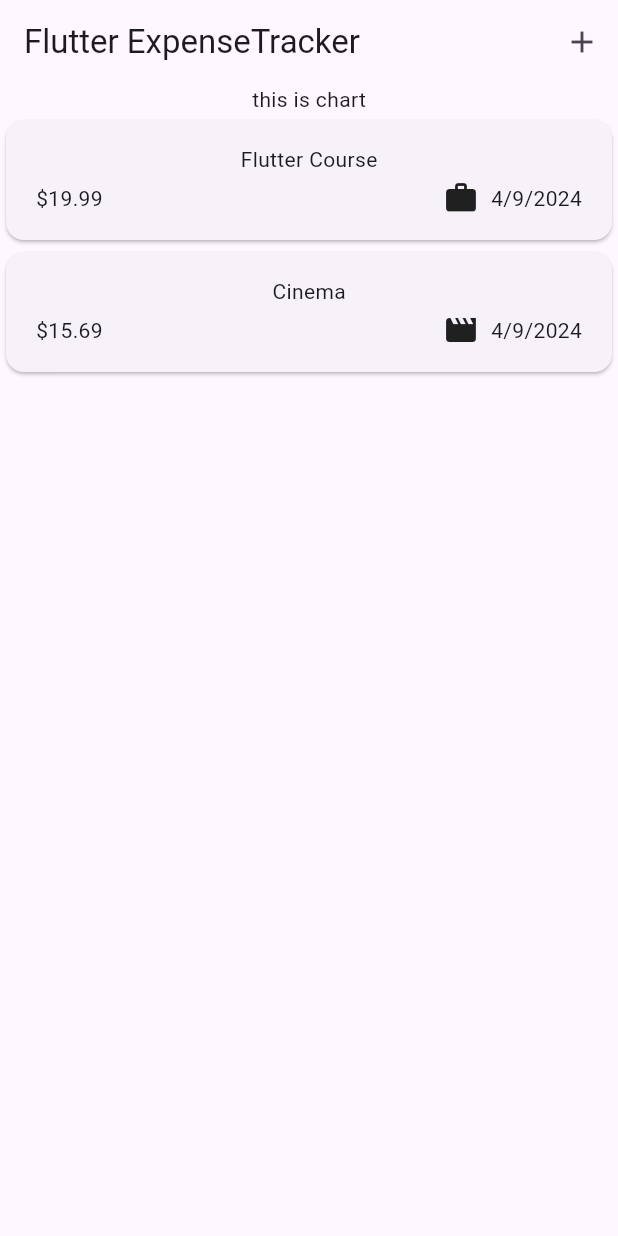
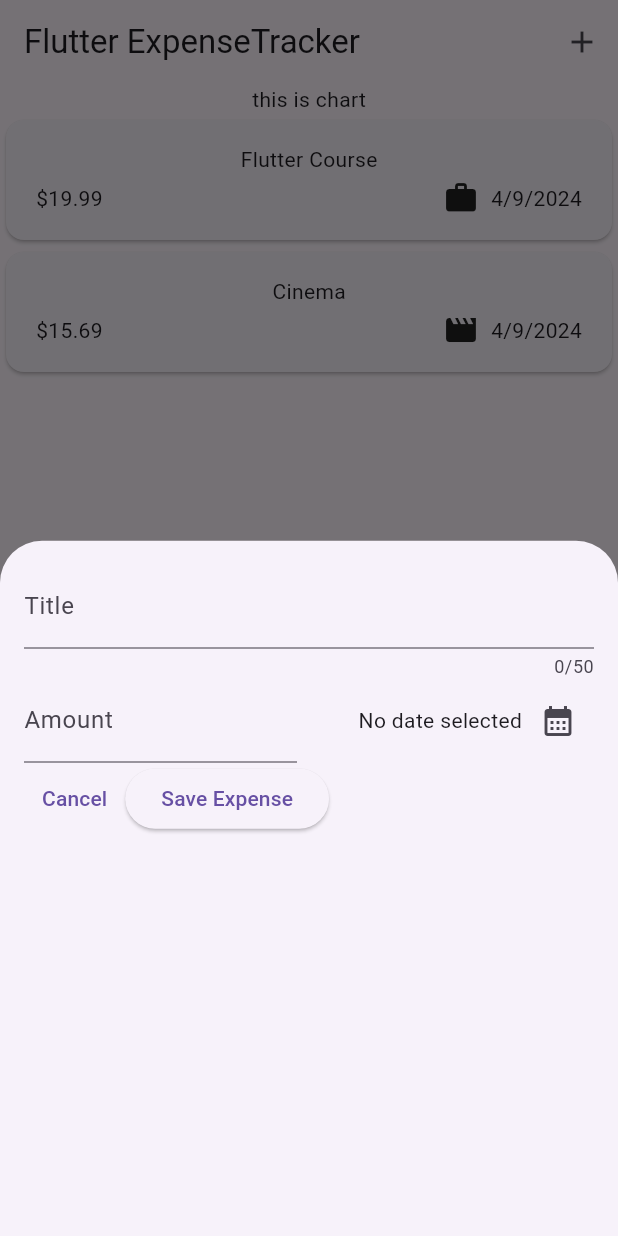
Before and after one commit to fitrirdz/expense_tracker, a Flutter app: the screen it shows after launch, after a tap on the "add" icon, on a phone screen of 412 x 824 dp. Run offline on Flutter 3.47's test engine with Material 3 defaults, Android fonts, the phone set to English and light mode, and no system bars.

Commit message:
Add new expense modal

```diff
--- a/lib/expenses.dart
+++ b/lib/expenses.dart
@@ -1,5 +1,6 @@
 import 'package:expense_tracker/widgets/expenses_list/expenses_list.dart';
 import 'package:expense_tracker/models/expense.dart';
+import 'package:expense_tracker/widgets/new_expense.dart';
 import 'package:flutter/material.dart';
 
 class Expenses extends StatefulWidget {
@@ -27,6 +28,13 @@ class _ExpensesState extends State<Expenses> {
     ),
   ];
 
+  void _openAddExpenseOverlay() {
+    showModalBottomSheet(
+      context: context,
+      builder: (ctx) => const NewExpense(),
+    );
+  }
+
   @override
   Widget build(BuildContext context) {
     return Scaffold(
@@ -34,7 +42,7 @@ class _ExpensesState extends State<Expenses> {
         title: const Text('Flutter ExpenseTracker'),
         actions: [
           IconButton(
-            onPressed: () {},
+            onPressed: _openAddExpenseOverlay,
             icon: const Icon(Icons.add),
           )
         ],
--- /dev/null
+++ b/lib/widgets/new_expense.dart
@@ -0,0 +1,102 @@
+import 'package:expense_tracker/models/expense.dart';
+import 'package:flutter/material.dart';
+
+class NewExpense extends StatefulWidget {
+  const NewExpense({super.key});
+
+  @override
+  State<NewExpense> createState() {
+    return _NewExpenseState();
+  }
+}
+
+class _NewExpenseState extends State<NewExpense> {
+  final _titleController = TextEditingController();
+  final _amountController = TextEditingController();
+  DateTime? _selectedDate;
+
+  void _presentDatePicker() async {
+    final now = DateTime.now();
+    final firstDate = DateTime(now.year - 1, now.month, now.day);
+    final pickedDate = await showDatePicker(
+      context: context,
+      initialDate: now,
+      firstDate: firstDate,
+      lastDate: now,
+    );
+
+    setState(() {
+      _selectedDate = pickedDate;
+    });
+  }
+
+  @override
+  void dispose() {
+    _titleController.dispose();
+    _amountController.dispose();
+    super.dispose();
+  }
+
+  @override
+  Widget build(BuildContext context) {
+    return Padding(
+      padding: const EdgeInsets.all(16),
+      child: Column(
+        children: [
+          TextField(
+            controller: _titleController,
+            maxLength: 50,
+            decoration: const InputDecoration(label: Text('Title')),
+          ),
+          Row(
+            children: [
+              Expanded(
+                child: TextField(
+                  controller: _amountController,
+                  keyboardType: TextInputType.number,
+                  decoration: const InputDecoration(
+                    prefixText: '\$ ',
+                    label: Text('Amount'),
+                  ),
+                ),
+              ),
+              const SizedBox(width: 16),
+              Expanded(
+                child: Row(
+                  mainAxisAlignment: MainAxisAlignment.end,
+                  crossAxisAlignment: CrossAxisAlignment.center,
+                  children: [
+                    Text(_selectedDate == null
+                        ? 'No date selected'
+                        : formatter.format(_selectedDate!)),
+                    IconButton(
+                      onPressed: _presentDatePicker,
+                      icon: const Icon(Icons.calendar_month),
+                    ),
+                  ],
+                ),
+              ),
+            ],
+          ),
+          Row(
+            children: [
+              TextButton(
+                onPressed: () {
+                  Navigator.pop(context);
+                },
+                child: const Text('Cancel'),
+              ),
+              ElevatedButton(
+                onPressed: () {
+                  print(_titleController.text);
+                  print(_amountController.text);
+                },
+                child: const Text('Save Expense'),
+              ),
+            ],
+          )
+        ],
+      ),
+    );
+  }
+}
```
